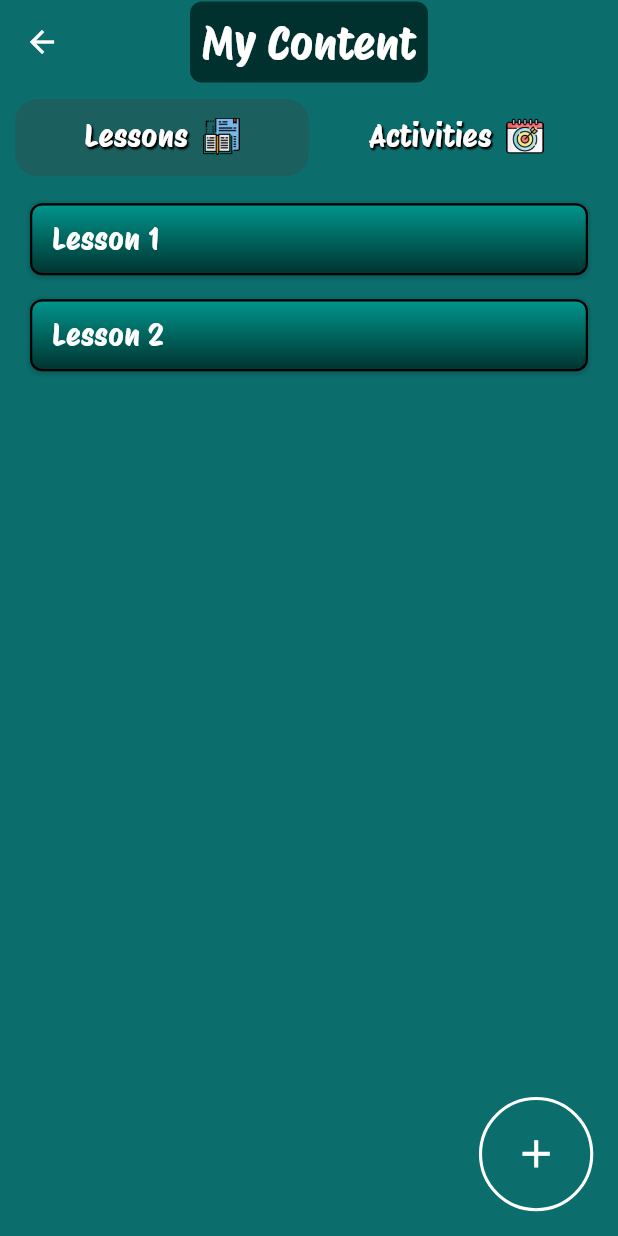
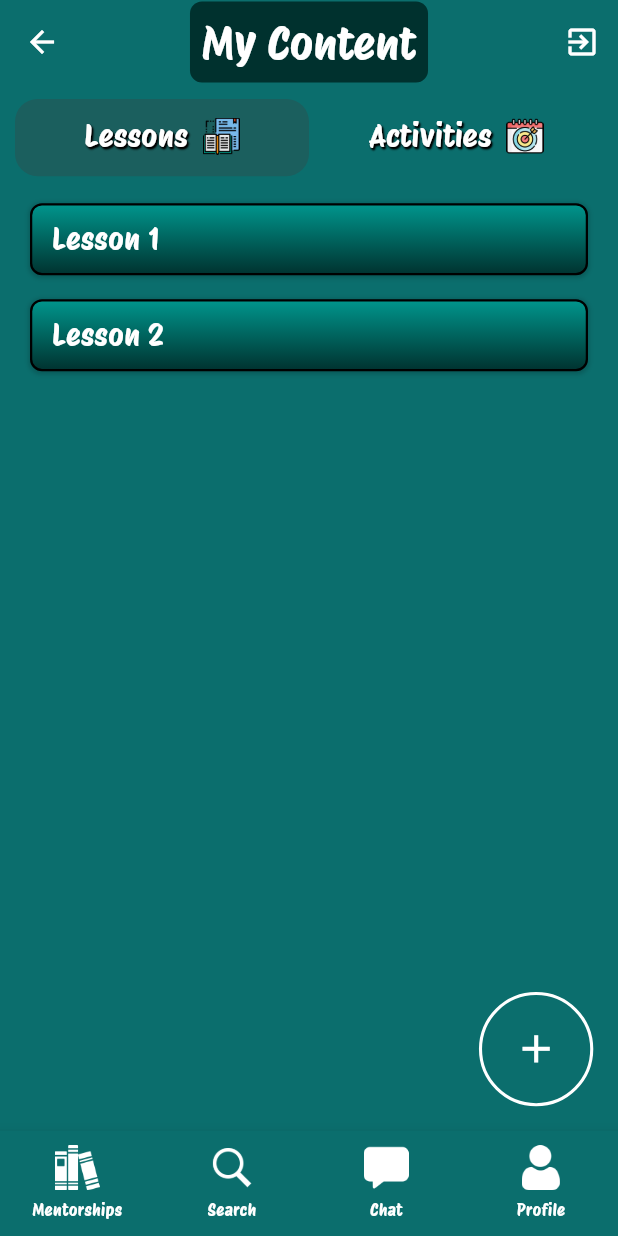
Before and after one commit to jaderaposa/mentor_shift, a Flutter app: the MentorContentPage screen opened by its route, on a phone screen of 412 x 824 dp. Run offline on Flutter 3.47's test engine with Material 3 defaults, Android fonts, the phone set to English and light mode, and no system bars; our stand-ins replace cloud_firestore, firebase_auth, firebase_core, flutter_tags; accounts and stored records are empty.

Commit message:
Added logout button in content page just to test sign out
fix: Remove unnecessary imports and update user role handling in MentorContentPage

```diff
--- a/lib/mainscaffold.dart
+++ b/lib/mainscaffold.dart
@@ -1,15 +1,9 @@
 import 'package:flutter/material.dart';
-// Removed unnecessary import of 'package:flutter/foundation.dart'
-import 'package:mentor_shift/objects/bottomnav.dart';
 import 'package:mentor_shift/objects/loadingwidget.dart';
 import 'package:mentor_shift/pages/landing_mentee.dart';
 import 'package:mentor_shift/pages/login.dart';
-import 'package:mentor_shift/pages/mentee_search.dart';
 import 'package:mentor_shift/pages/mentor_content_page.dart';
-import 'package:mentor_shift/pages/mentorships_screen.dart';
-import 'package:mentor_shift/pages/messaging.dart';
 import 'package:mentor_shift/pages/role.dart';
-import 'package:mentor_shift/pages/user_profile.dart';
 import 'package:mentor_shift/services/auth_service.dart';
 
 class MainScaffold extends StatefulWidget {
--- a/lib/pages/mentor_content_page.dart
+++ b/lib/pages/mentor_content_page.dart
@@ -1,8 +1,12 @@
 import 'package:flutter/material.dart';
+import 'package:mentor_shift/objects/bottomnav.dart';
 // import 'package:mentor_shift/objects/bottomnav.dart';
 import 'package:mentor_shift/objects/cet.dart';
 import 'package:mentor_shift/objects/style/boxshadow.dart';
+import 'package:mentor_shift/pages/login.dart';
 import 'dart:math' as math;
+
+import 'package:mentor_shift/services/auth_service.dart';
 
 class MentorContentPage extends StatefulWidget {
   const MentorContentPage({super.key});
@@ -43,7 +47,11 @@ class Lesson {
 class _MentorContentPageState extends State<MentorContentPage>
     with SingleTickerProviderStateMixin {
   late TabController _tabController;
+  late AuthService authService = AuthService();
+  String? userRole;
   List<Lesson> lessons = [];
+  final AuthService _authService = AuthService();
+
 
   @override
   void initState() {
@@ -51,6 +59,14 @@ class _MentorContentPageState extends State<MentorContentPage>
     _tabController =
         TabController(length: 2, vsync: this); // Change length to 2
     fetchLessons();
+    _fetchUserRole();
+  }
+
+  Future<void> _fetchUserRole() async {
+    String fetchedRole = await authService.getUserRole();
+    setState(() {
+      userRole = fetchedRole;
+    });
   }
 
   Future<void> fetchLessons() async {
@@ -174,6 +190,18 @@ class _MentorContentPageState extends State<MentorContentPage>
             ),
           ),
         ),
+        actions: <Widget>[
+          IconButton(
+            icon: const Icon(Icons.exit_to_app, color: Colors.white),
+            onPressed: () async {
+              await _authService.signOut();
+              Navigator.pushReplacement(
+                context,
+                MaterialPageRoute(builder: (context) => const Login()),
+              );
+            },
+          ),
+        ],
       ),
       body: Column(children: [
         Padding(
@@ -421,6 +449,21 @@ class _MentorContentPageState extends State<MentorContentPage>
           ]),
         ),
       ]),
+      bottomNavigationBar: userRole == 'mentor'
+          ? CustomBottomNavigationBarMentor(
+              currentIndex:
+                  0, // Assuming you want to start with the first tab selected
+              onTap: (index) {
+                // Handle tab selection
+              },
+            )
+          : CustomBottomNavigationBar(
+              currentIndex:
+                  0, // Assuming you want to start with the first tab selected
+              onTap: (index) {
+                // Handle tab selection
+              },
+            ),
     );
   }
 
--- a/lib/services/auth_service.dart
+++ b/lib/services/auth_service.dart
@@ -105,4 +105,9 @@ class AuthService {
     final User? user = _auth.currentUser;
     return user != null;
   }
+
+  // Method to log out the user
+  Future<void> signOut() async {
+    await _auth.signOut();
+  }
 }
```
